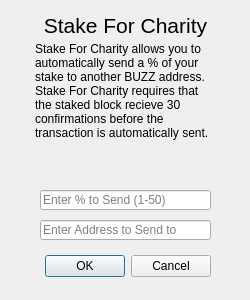
This is src/qt/forms/charitydialog.ui in BUZZCOINproject/buzzcoin as Qt 5 draws it before an edit. The edited form follows.
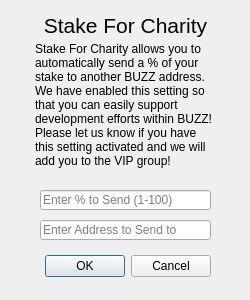
This is the edited form.

The edit to the form file:
```diff
--- a/src/qt/forms/charitydialog.ui
+++ b/src/qt/forms/charitydialog.ui
@@ -39,7 +39,7 @@
     </rect>
    </property>
    <property name="placeholderText">
-    <string>Enter % to Send (1-50)</string>
+    <string>Enter % to Send (1-100)</string>
    </property>
   </widget>
   <widget class="QLineEdit" name="charityAddressEdit">
@@ -92,7 +92,7 @@
     <number>1</number>
    </property>
    <property name="text">
-    <string>Stake For Charity allows you to automatically send a % of your stake to another BUZZ address.  Stake For Charity requires that the staked block recieve 30 confirmations before the transaction is automatically sent.</string>
+    <string>Stake For Charity allows you to automatically send a % of your stake to another BUZZ address. We have enabled this setting so that you can easily support development efforts within BUZZ! Please let us know if you have this setting activated and we will add you to the VIP group!</string>
    </property>
    <property name="alignment">
     <set>Qt::AlignLeading|Qt::AlignLeft|Qt::AlignTop</set>
```
